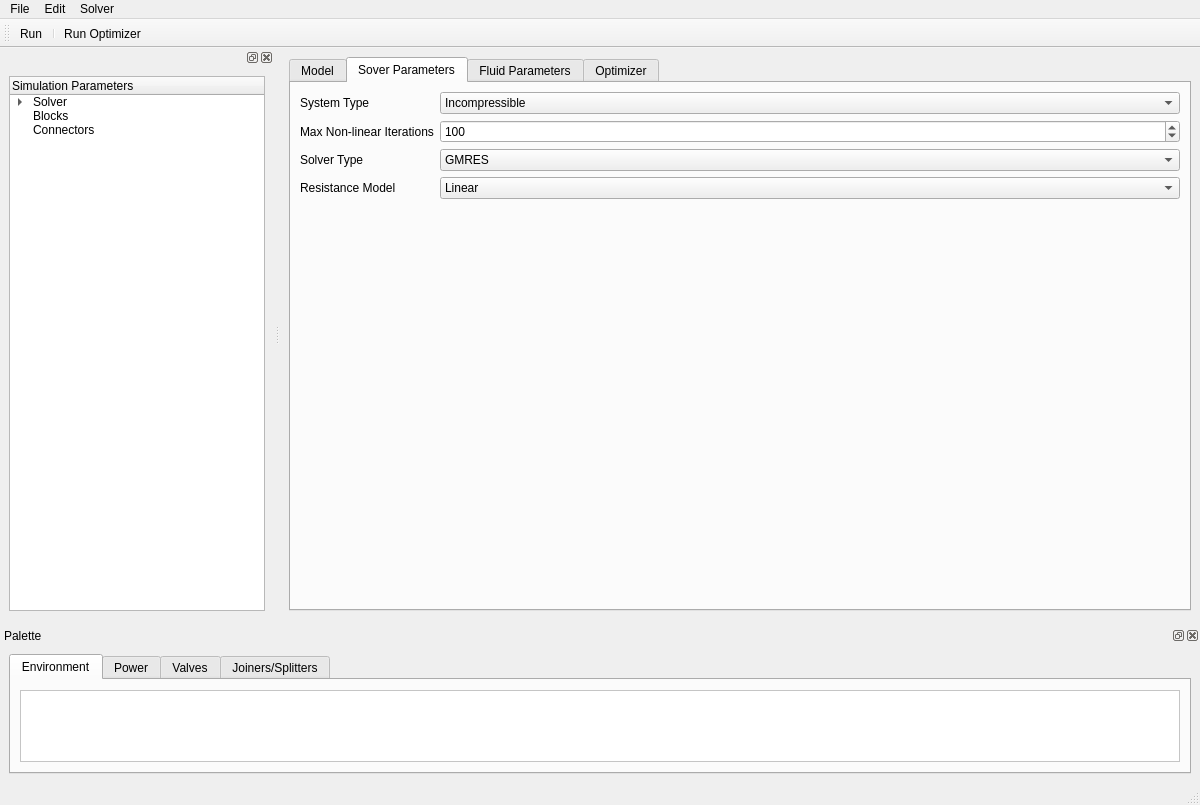
Old version of the form poiseuille/designer/mainwindow.ui in the repository obrienadam/Poiseuille.
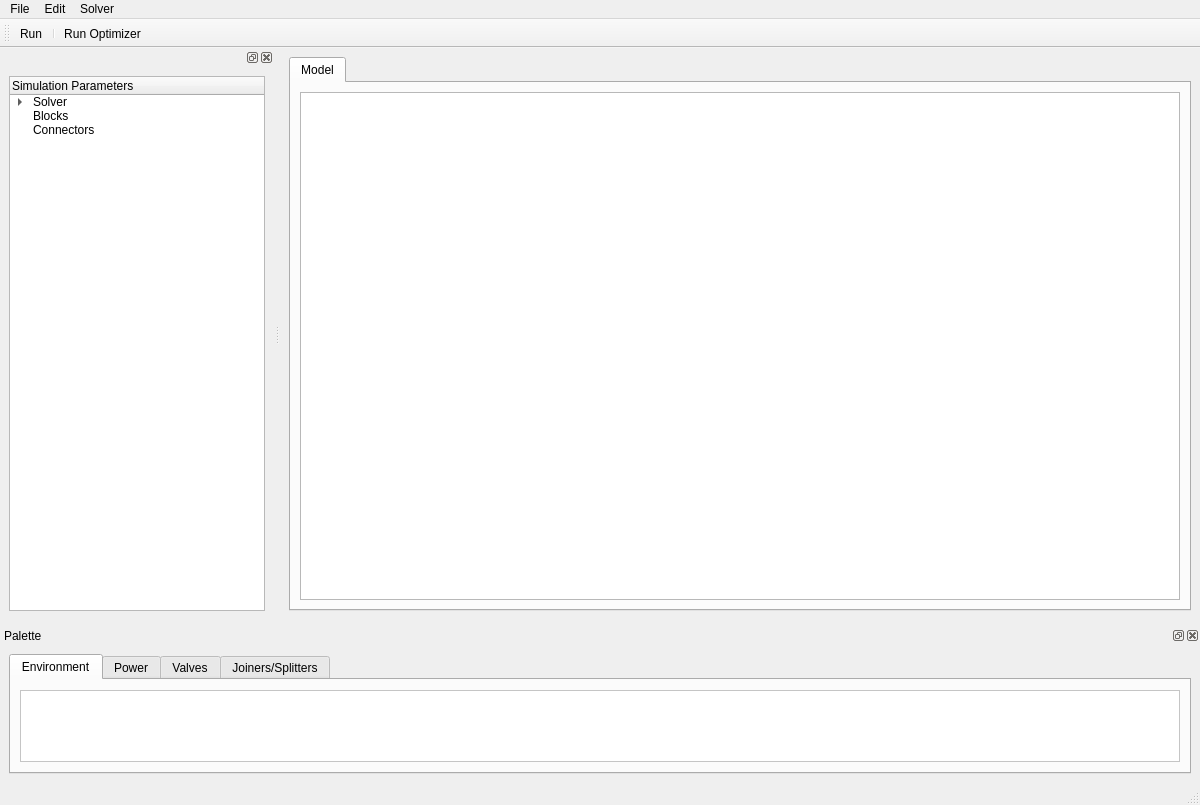
New version of the form. The open tabs and pages were chosen to show the change.

Diff of the .ui file:
```diff
--- a/poiseuille/designer/mainwindow.ui
+++ b/poiseuille/designer/mainwindow.ui
@@ -52,157 +52,6 @@
         </item>
        </layout>
       </widget>
-      <widget class="QWidget" name="solver_param_tab">
-       <attribute name="title">
-        <string>Sover Parameters</string>
-       </attribute>
-       <layout class="QFormLayout" name="formLayout">
-        <item row="0" column="0">
-         <widget class="QLabel" name="label">
-          <property name="text">
-           <string>System Type</string>
-          </property>
-         </widget>
-        </item>
-        <item row="0" column="1">
-         <widget class="QComboBox" name="system_cobmo_box">
-          <item>
-           <property name="text">
-            <string>Incompressible</string>
-           </property>
-          </item>
-         </widget>
-        </item>
-        <item row="1" column="0">
-         <widget class="QLabel" name="label_3">
-          <property name="text">
-           <string>Max Non-linear Iterations</string>
-          </property>
-         </widget>
-        </item>
-        <item row="2" column="0">
-         <widget class="QLabel" name="label_4">
-          <property name="text">
-           <string>Solver Type</string>
-          </property>
-         </widget>
-        </item>
-        <item row="2" column="1">
-         <widget class="QComboBox" name="solver_combo_box">
-          <item>
-           <property name="text">
-            <string>GMRES</string>
-           </property>
-          </item>
-          <item>
-           <property name="text">
-            <string>LGMRES</string>
-           </property>
-          </item>
-          <item>
-           <property name="text">
-            <string>BICGSTAB</string>
-           </property>
-          </item>
-         </widget>
-        </item>
-        <item row="3" column="0">
-         <widget class="QLabel" name="label_5">
-          <property name="text">
-           <string>Resistance Model</string>
-          </property>
-         </widget>
-        </item>
-        <item row="3" column="1">
-         <widget class="QComboBox" name="resistance_combo_box">
-          <item>
-           <property name="text">
-            <string>Linear</string>
-           </property>
-          </item>
-          <item>
-           <property name="text">
-            <string>Proctor and Gamble</string>
-           </property>
-          </item>
-         </widget>
-        </item>
-        <item row="1" column="1">
-         <widget class="QSpinBox" name="maxiter_spinbox">
-          <property name="accelerated">
-           <bool>true</bool>
-          </property>
-          <property name="minimum">
-           <number>1</number>
-          </property>
-          <property name="maximum">
-           <number>1000</number>
-          </property>
-          <property name="value">
-           <number>100</number>
-          </property>
-         </widget>
-        </item>
-       </layout>
-      </widget>
-      <widget class="QWidget" name="fluid_param_tab">
-       <attribute name="title">
-        <string>Fluid Parameters</string>
-       </attribute>
-       <layout class="QFormLayout" name="formLayout_2">
-        <item row="0" column="0">
-         <widget class="QLabel" name="label_2">
-          <property name="text">
-           <string>TextLabel</string>
-          </property>
-         </widget>
-        </item>
-        <item row="0" column="1">
-         <widget class="QDoubleSpinBox" name="doubleSpinBox"/>
-        </item>
-       </layout>
-      </widget>
-      <widget class="QWidget" name="optimizer_tab">
-       <attribute name="title">
-        <string>Optimizer</string>
-       </attribute>
-       <layout class="QHBoxLayout" name="horizontalLayout_11">
-        <item>
-         <layout class="QHBoxLayout" name="horizontalLayout_12">
-          <item>
-           <widget class="QGroupBox" name="groupBox_2">
-            <property name="title">
-             <string>Objectives</string>
-            </property>
-            <layout class="QVBoxLayout" name="verticalLayout_2">
-             <item>
-              <widget class="QListWidget" name="listWidget_2"/>
-             </item>
-             <item>
-              <layout class="QVBoxLayout" name="verticalLayout_5">
-               <item>
-                <widget class="QComboBox" name="comboBox">
-                 <item>
-                  <property name="text">
-                   <string>Sum of Squares</string>
-                  </property>
-                 </item>
-                 <item>
-                  <property name="text">
-                   <string>Absolute Sum</string>
-                  </property>
-                 </item>
-                </widget>
-               </item>
-              </layout>
-             </item>
-            </layout>
-           </widget>
-          </item>
-         </layout>
-        </item>
-       </layout>
-      </widget>
      </widget>
     </item>
    </layout>
```
Left out of the diff: 9 changed lines with no effect on the pictures.
